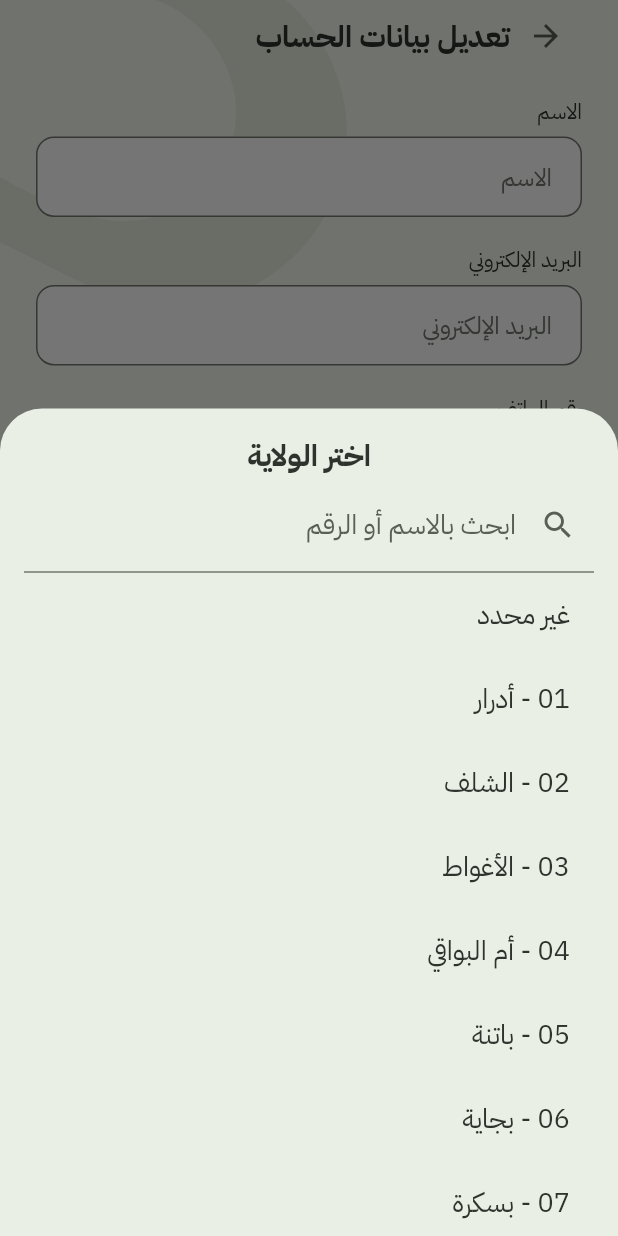
After one commit to YassineGrib/riayati, a Flutter app: the EditProfileScreen screen opened by its route, after a tap on "الولاية", on a phone screen of 412 x 824 dp. The commit adds this screen. Run offline on Flutter 3.47's test engine with Material 3 defaults, Android fonts, the phone set to English and light mode, and no system bars; our stand-ins replace dio, file_picker, flutter_riverpod, flutter_secure_storage, go_router, image_picker and 1 more; accounts and stored records are empty; network calls fail.

Commit message:
feat: editable profile with phone, wilaya and children count (API + app)

```diff
--- a/03-app/mobile/lib/core/router.dart
+++ b/03-app/mobile/lib/core/router.dart
@@ -13,6 +13,7 @@ import '../features/calendar/visit_detail_screen.dart';
 import '../features/family/link_screen.dart';
 import '../features/home/home_screen.dart';
 import '../features/profile/change_password_screen.dart';
+import '../features/profile/edit_profile_screen.dart';
 import '../features/profile/privacy_screen.dart';
 import '../features/profile/profile_screen.dart';
 import '../features/profile/terms_screen.dart';
@@ -81,6 +82,10 @@ final routerProvider = Provider<GoRouter>((ref) {
           ),
         ],
       ),
+      GoRoute(
+        path: '/profile/edit',
+        builder: (_, _) => const EditProfileScreen(),
+      ),
       GoRoute(path: '/profile/terms', builder: (_, _) => const TermsScreen()),
       GoRoute(
         path: '/profile/privacy',
--- /dev/null
+++ b/03-app/mobile/lib/features/profile/edit_profile_screen.dart
@@ -0,0 +1,345 @@
+import 'package:flutter/material.dart';
+import 'package:flutter_riverpod/flutter_riverpod.dart';
+import 'package:go_router/go_router.dart';
+
+import '../../core/api/api_error.dart';
+import '../../core/theme/tokens.g.dart';
+import '../../core/widgets/r_button.dart';
+import '../../core/widgets/r_card.dart';
+import '../../core/widgets/r_text_field.dart';
+import '../auth/auth_controller.dart';
+import '../auth/screens/auth_widgets.dart' show authError;
+import 'profile_page.dart';
+import 'wilayas.dart';
+
+class EditProfileScreen extends ConsumerStatefulWidget {
+  const EditProfileScreen({super.key});
+
+  @override
+  ConsumerState<EditProfileScreen> createState() => _EditProfileScreenState();
+}
+
+class _EditProfileScreenState extends ConsumerState<EditProfileScreen> {
+  final _form = GlobalKey<FormState>();
+  final _name = TextEditingController();
+  final _email = TextEditingController();
+  final _phone = TextEditingController();
+  final _password = TextEditingController();
+  String _originalEmail = '';
+  String? _wilaya;
+  int? _childrenCount;
+  bool _loading = false;
+  ApiError? _error;
+
+  bool get _emailChanged => _email.text.trim().toLowerCase() != _originalEmail;
+
+  @override
+  void initState() {
+    super.initState();
+    final user = ref.read(authControllerProvider).user;
+    _name.text = user?.name ?? '';
+    _email.text = user?.email ?? '';
+    _originalEmail = _email.text.trim().toLowerCase();
+    _phone.text = user?.phone ?? '';
+    _wilaya = user?.wilaya;
+    _childrenCount = user?.childrenCount;
+    _email.addListener(_onEmailChanged);
+  }
+
+  void _onEmailChanged() {
+    if (!_emailChanged) _password.clear();
+    setState(() {});
+  }
+
+  @override
+  void dispose() {
+    _email.removeListener(_onEmailChanged);
+    for (final controller in [_name, _email, _phone, _password]) {
+      controller.dispose();
+    }
+    super.dispose();
+  }
+
+  Future<void> _submit() async {
+    if (_loading) return;
+    setState(() => _error = null);
+    if (!_form.currentState!.validate()) return;
+    FocusScope.of(context).unfocus();
+    setState(() => _loading = true);
+    try {
+      final phone = _phone.text.replaceAll(RegExp(r'[\s-]+'), '');
+      await ref
+          .read(authControllerProvider.notifier)
+          .updateProfile(
+            name: _name.text.trim(),
+            email: _email.text.trim().toLowerCase(),
+            phone: phone.isEmpty ? null : phone,
+            wilaya: _wilaya,
+            childrenCount: _childrenCount,
+            currentPassword: _emailChanged ? _password.text : null,
+          );
+      if (!mounted) return;
+      ScaffoldMessenger.of(context).showSnackBar(
+        const SnackBar(content: Text('تم تحديث بيانات الحساب بنجاح.')),
+      );
+      context.canPop() ? context.pop() : context.go('/profile');
+    } catch (error) {
+      if (mounted) setState(() => _error = authError(error));
+    } finally {
+      if (mounted) setState(() => _loading = false);
+    }
+  }
+
+  Widget _errors(String name) => Column(
+    crossAxisAlignment: CrossAxisAlignment.stretch,
+    children: [
+      for (final message in _error?.fields[name] ?? <String>[])
+        Padding(
+          padding: const EdgeInsetsDirectional.only(bottom: RSpace.s2),
+          child: Text(
+            message,
+            style: RType.caption.copyWith(color: context.c.feedbackErrorText),
+          ),
+        ),
+    ],
+  );
+
+  Widget _field(
+    String name,
+    String label,
+    TextEditingController controller, {
+    FormFieldValidator<String>? validator,
+    TextInputType? keyboardType,
+    bool obscure = false,
+  }) => Column(
+    crossAxisAlignment: CrossAxisAlignment.stretch,
+    children: [
+      RTextField(
+        key: ValueKey(name),
+        label: label,
+        controller: controller,
+        validator: validator,
+        keyboardType: keyboardType,
+        obscure: obscure,
+      ),
+      _errors(name),
+    ],
+  );
+
+  Future<void> _pickWilaya() async {
+    final result = await showModalBottomSheet<String>(
+      context: context,
+      isScrollControlled: true,
+      builder: (_) => _WilayaPicker(selected: _wilaya),
+    );
+    if (!mounted || result == null) return;
+    setState(() => _wilaya = result.isEmpty ? null : result);
+  }
+
+  @override
+  Widget build(BuildContext context) => ProfilePage(
+    title: 'تعديل بيانات الحساب',
+    child: AbsorbPointer(
+      absorbing: _loading,
+      child: Form(
+        key: _form,
+        child: Column(
+          crossAxisAlignment: CrossAxisAlignment.stretch,
+          children: [
+            _field(
+              'name',
+              'الاسم',
+              _name,
+              validator: (value) {
+                final length = value?.trim().characters.length ?? 0;
+                return length < 2 || length > 80
+                    ? 'الاسم من حرفين إلى 80 حرفًا.'
+                    : null;
+              },
+            ),
+            _field(
+              'email',
+              'البريد الإلكتروني',
+              _email,
+              keyboardType: TextInputType.emailAddress,
+              validator: (value) =>
+                  value == null ||
+                      value.trim().length > 190 ||
+                      !RegExp(r'^[^\s@]+@[^\s@]+\.[^\s@]+$')
+                          .hasMatch(value.trim())
+                  ? 'أدخل بريدًا إلكترونيًا صحيحًا.'
+                  : null,
+            ),
+            if (_emailChanged)
+              _field(
+                'current_password',
+                'كلمة المرور الحالية',
+                _password,
+                obscure: true,
+                validator: (value) => value == null || value.isEmpty
+                    ? 'كلمة المرور الحالية مطلوبة.'
+                    : null,
+              ),
+            _field(
+              'phone',
+              'رقم الهاتف',
+              _phone,
+              keyboardType: TextInputType.phone,
+              validator: (value) {
+                final phone = (value ?? '').replaceAll(RegExp(r'[\s-]+'), '');
+                return phone.isEmpty ||
+                        RegExp(r'^(?:\+213|0)[0-9]{9}$').hasMatch(phone)
+                    ? null
+                    : 'أدخل رقم هاتف جزائري صحيحًا.';
+              },
+            ),
+            RCard(
+              child: ListTile(
+                key: const ValueKey('wilaya'),
+                contentPadding: EdgeInsets.zero,
+                title: const Text('الولاية'),
+                subtitle: Text(_wilaya ?? 'غير محدد'),
+                trailing: const Icon(Icons.expand_more),
+                onTap: _pickWilaya,
+              ),
+            ),
+            _errors('wilaya'),
+            const SizedBox(height: RSpace.s4),
+            RCard(
+              child: Column(
+                crossAxisAlignment: CrossAxisAlignment.stretch,
+                children: [
+                  Text(
+                    'عدد الأطفال',
+                    style: RType.label.copyWith(color: context.c.textPrimary),
+                  ),
+                  Row(
+                    children: [
+                      IconButton(
+                        tooltip: 'تقليل عدد الأطفال',
+                        onPressed: (_childrenCount ?? 0) > 0
+                            ? () => setState(
+                                () => _childrenCount = _childrenCount! - 1,
+                              )
+                            : null,
+                        icon: const Icon(Icons.remove),
+                      ),
+                      Expanded(
+                        child: Text(
+                          _childrenCount?.toString() ?? 'غير محدد',
+                          textAlign: TextAlign.center,
+                        ),
+                      ),
+                      IconButton(
+                        tooltip: 'زيادة عدد الأطفال',
+                        onPressed: (_childrenCount ?? 0) < 20
+                            ? () => setState(
+                                () =>
+                                    _childrenCount = (_childrenCount ?? 0) + 1,
+                              )
+                            : null,
+                        icon: const Icon(Icons.add),
+                      ),
+                    ],
+                  ),
+                  if (_childrenCount == null)
+                    TextButton(
+                      onPressed: () => setState(() => _childrenCount = 0),
+                      child: const Text('لا يوجد أطفال'),
+                    ),
+                  if (_childrenCount != null)
+                    TextButton(
+                      onPressed: () => setState(() => _childrenCount = null),
+                      child: const Text('إلغاء التحديد'),
+                    ),
+                ],
+              ),
+            ),
+            _errors('children_count'),
+            if (_error != null && _error!.fields.isEmpty)
+              Text(
+                _error!.message,
+                style: RType.body.copyWith(color: context.c.feedbackErrorText),
+              ),
+            const SizedBox(height: RSpace.s4),
+            RButton(
+              label: 'حفظ التعديلات',
+              loading: _loading,
+              onPressed: _submit,
+            ),
+          ],
+        ),
+      ),
+    ),
+  );
+}
+
+class _WilayaPicker extends StatefulWidget {
+  const _WilayaPicker({this.selected});
+  final String? selected;
+  @override
+  State<_WilayaPicker> createState() => _WilayaPickerState();
+}
+
+class _WilayaPickerState extends State<_WilayaPicker> {
+  String _query = '';
+  // Let searches without hamza match the displayed official Arabic names.
+  String _normalize(String value) => value.replaceAll(RegExp('[أإآ]'), 'ا');
+  @override
+  Widget build(BuildContext context) {
+    final results = wilayas.where(
+      (w) => _normalize(w.label).contains(_normalize(_query)),
+    );
+    return Directionality(
+      textDirection: TextDirection.rtl,
+      child: SafeArea(
+        child: Padding(
+          padding: EdgeInsetsDirectional.fromSTEB(
+            RSpace.s4,
+            RSpace.s4,
+            RSpace.s4,
+            MediaQuery.viewInsetsOf(context).bottom,
+          ),
+          child: SizedBox(
+            height: MediaQuery.sizeOf(context).height * .65,
+            child: Column(
+              children: [
+                Text(
+                  'اختر الولاية',
+                  style: RType.heading3.copyWith(color: context.c.textPrimary),
+                ),
+                TextField(
+                  key: const ValueKey('wilaya_search'),
+                  decoration: const InputDecoration(
+                    labelText: 'ابحث بالاسم أو الرقم',
+                    prefixIcon: Icon(Icons.search),
+                  ),
+                  onChanged: (value) => setState(() => _query = value.trim()),
+                ),
+                ListTile(
+                  title: const Text('غير محدد'),
+                  onTap: () => Navigator.of(context).pop(''),
+                ),
+                Expanded(
+                  child: results.isEmpty
+                      ? const Center(child: Text('لا توجد نتائج'))
+                      : ListView(
+                          children: [
+                            for (final wilaya in results)
+                              ListTile(
+                                title: Text(wilaya.label),
+                                selected: wilaya.name == widget.selected,
+                                onTap: () =>
+                                    Navigator.of(context).pop(wilaya.name),
+                              ),
+                          ],
+                        ),
+                ),
+              ],
+            ),
+          ),
+        ),
+      ),
+    );
+  }
+}
--- /dev/null
+++ b/03-app/mobile/lib/features/profile/wilayas.dart
@@ -0,0 +1,69 @@
+/// The requested 58-wilaya catalogue, in official numeric order.
+/// Source: https://www.joradp.dz/FTP/JO-arabe/2021/A2021022.pdf
+class Wilaya {
+  const Wilaya(this.number, this.name);
+  final int number;
+  final String name;
+  String get label => '${number.toString().padLeft(2, '0')} - $name';
+}
+
+const wilayas = [
+  Wilaya(1, 'أدرار'),
+  Wilaya(2, 'الشلف'),
+  Wilaya(3, 'الأغواط'),
+  Wilaya(4, 'أم البواقي'),
+  Wilaya(5, 'باتنة'),
+  Wilaya(6, 'بجاية'),
+  Wilaya(7, 'بسكرة'),
+  Wilaya(8, 'بشار'),
+  Wilaya(9, 'البليدة'),
+  Wilaya(10, 'البويرة'),
+  Wilaya(11, 'تمنراست'),
+  Wilaya(12, 'تبسة'),
+  Wilaya(13, 'تلمسان'),
+  Wilaya(14, 'تيارت'),
+  Wilaya(15, 'تيزي وزو'),
+  Wilaya(16, 'الجزائر'),
+  Wilaya(17, 'الجلفة'),
+  Wilaya(18, 'جيجل'),
+  Wilaya(19, 'سطيف'),
+  Wilaya(20, 'سعيدة'),
+  Wilaya(21, 'سكيكدة'),
+  Wilaya(22, 'سيدي بلعباس'),
+  Wilaya(23, 'عنابة'),
+  Wilaya(24, 'قالمة'),
+  Wilaya(25, 'قسنطينة'),
+  Wilaya(26, 'المدية'),
+  Wilaya(27, 'مستغانم'),
+  Wilaya(28, 'المسيلة'),
+  Wilaya(29, 'معسكر'),
+  Wilaya(30, 'ورقلة'),
+  Wilaya(31, 'وهران'),
+  Wilaya(32, 'البيض'),
+  Wilaya(33, 'إليزي'),
+  Wilaya(34, 'برج بوعريريج'),
+  Wilaya(35, 'بومرداس'),
+  Wilaya(36, 'الطارف'),
+  Wilaya(37, 'تندوف'),
+  Wilaya(38, 'تيسمسيلت'),
+  Wilaya(39, 'الوادي'),
+  Wilaya(40, 'خنشلة'),
+  Wilaya(41, 'سوق أهراس'),
+  Wilaya(42, 'تيبازة'),
+  Wilaya(43, 'ميلة'),
+  Wilaya(44, 'عين الدفلى'),
+  Wilaya(45, 'النعامة'),
+  Wilaya(46, 'عين تموشنت'),
+  Wilaya(47, 'غرداية'),
+  Wilaya(48, 'غليزان'),
+  Wilaya(49, 'تيميمون'),
+  Wilaya(50, 'برج باجي مختار'),
+  Wilaya(51, 'أولاد جلال'),
+  Wilaya(52, 'بني عباس'),
+  Wilaya(53, 'إن صالح'),
+  Wilaya(54, 'إن قزام'),
+  Wilaya(55, 'توقرت'),
+  Wilaya(56, 'جانت'),
+  Wilaya(57, 'المغير'),
+  Wilaya(58, 'المنيعة'),
+];
```
Also changed, not shown: 03-app/mobile/lib/features/auth/auth_controller.dart (+24 -0 lines), 03-app/mobile/lib/features/auth/auth_repository.dart (+22 -0 lines), 03-app/mobile/lib/features/auth/user.dart (+18 -2 lines), 03-app/mobile/lib/features/profile/profile_screen.dart (+76 -27 lines), 12 other files.
